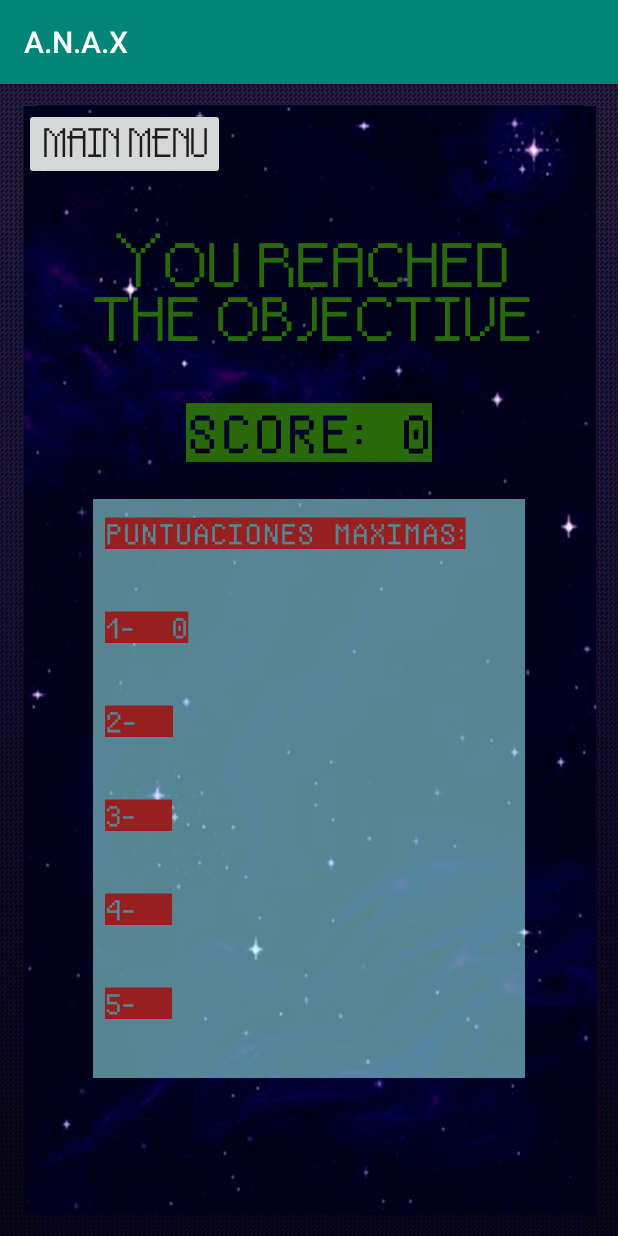
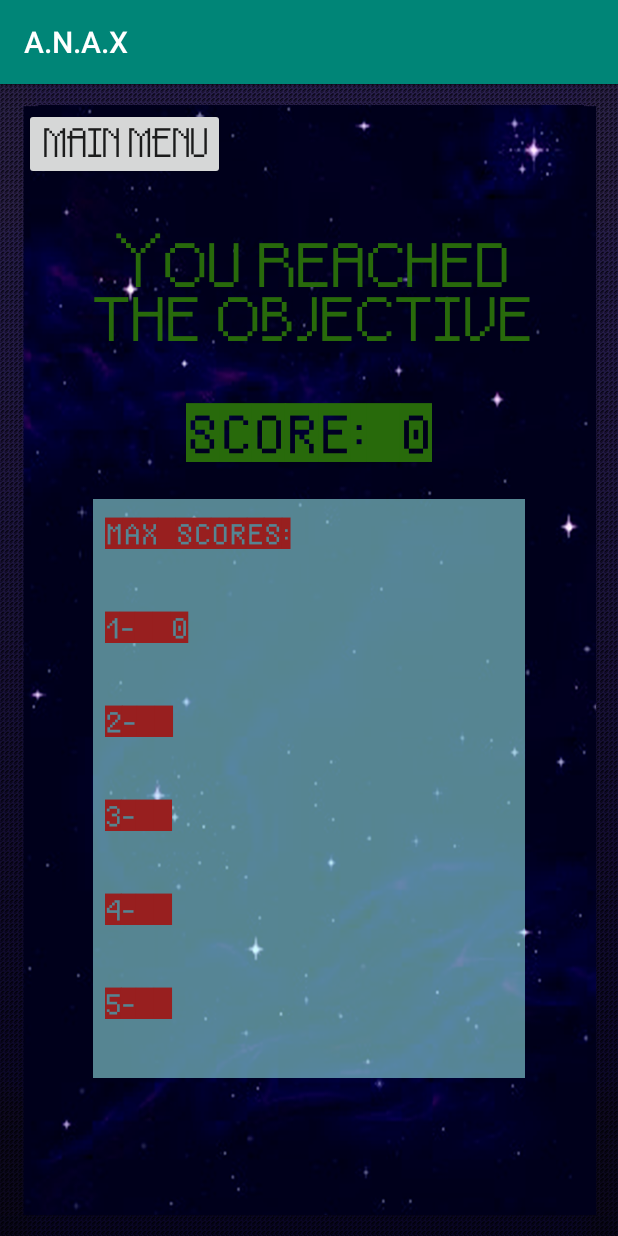
Before and after one commit to dakeXd/Anax_Game, an Android app: the fragment MaxScoreFragment placed in its activity, on a phone screen of 412 x 824 dp. Run offline under Robolectric (Android 15) with nearby library versions, the phone set to English and light mode, and no system bars; 1 statement that could not run was skipped.

Commit message:
English Scores

```diff
--- a/app/src/main/java/dadm/scaffold/counter/MainMenuFragment.java
+++ b/app/src/main/java/dadm/scaffold/counter/MainMenuFragment.java
@@ -60,7 +60,7 @@ public class MainMenuFragment extends BaseFragment implements View.OnClickListen
     }
 
     private void loadPreferences(){
-        String txt_maxScore = "Puntuaciones maximas:\n";
+        String txt_maxScore = "Max Scores:\n";
         for(int i = 1; i <= MAX_SCORES_AMOUNT; i++)
             txt_maxScore += "\n" + i + "- " + preferences.getString("txt_max" + i, "") + " " +  preferences.getString("punt_max" + i, "") + "\n";
         tv_maxScore.setText(txt_maxScore);
--- a/app/src/main/java/dadm/scaffold/counter/MaxScoreFragment.java
+++ b/app/src/main/java/dadm/scaffold/counter/MaxScoreFragment.java
@@ -85,7 +85,7 @@ public class MaxScoreFragment extends BaseFragment implements View.OnClickListen
     }
 
     private void printMaxScores(){
-        String txt_maxScore = "Puntuaciones maximas:\n";
+        String txt_maxScore = "Max Scores:\n";
         for(int i = 1; i <= MainMenuFragment.MAX_SCORES_AMOUNT; i++)
             txt_maxScore += "\n" + i + "- " + preferences.getString("txt_max" + i, "") + " " +  preferences.getString("punt_max" + i, "") + "\n";
         tv_score.setText(txt_maxScore);
```
